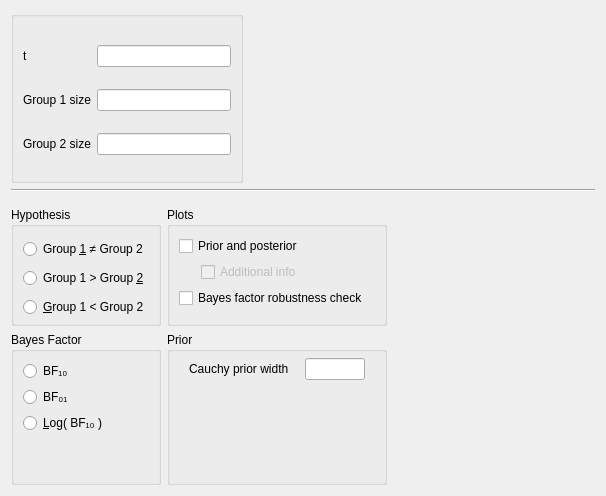
First picture: the form in JASP-Desktop/analysisforms/SummaryStatistics/summarystatsttestbayesianindependentsamplesform.ui, repository jasp-stats/jasp-desktop, before the edit.
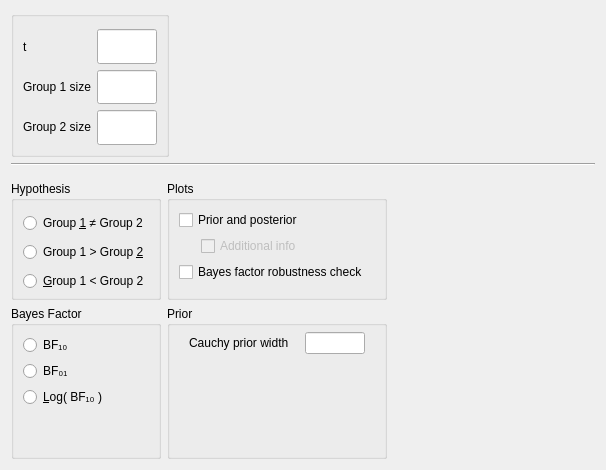
Second picture: the form after the edit. Custom widgets are drawn as their Qt base class.

Commit message: sumstats-ttest- input box width reduced

```diff
--- a/JASP-Desktop/analysisforms/SummaryStatistics/summarystatsttestbayesianindependentsamplesform.ui
+++ b/JASP-Desktop/analysisforms/SummaryStatistics/summarystatsttestbayesianindependentsamplesform.ui
@@ -7,7 +7,7 @@
     <x>0</x>
     <y>0</y>
     <width>606</width>
-    <height>496</height>
+    <height>470</height>
    </rect>
   </property>
   <property name="sizePolicy">
@@ -356,36 +356,93 @@
       <property name="topMargin">
        <number>12</number>
       </property>
-      <item row="1" column="1">
-       <widget class="BoundTextBox" name="n1Size"/>
-      </item>
       <item row="2" column="0">
-       <widget class="QLabel" name="label_4">
-        <property name="text">
-         <string>&lt;html&gt;&lt;head/&gt;&lt;body&gt;&lt;p&gt;Group 2 size&lt;/p&gt;&lt;/body&gt;&lt;/html&gt;</string>
-        </property>
-       </widget>
-      </item>
-      <item row="1" column="0">
        <widget class="QLabel" name="label_3">
         <property name="text">
          <string>&lt;html&gt;&lt;head/&gt;&lt;body&gt;&lt;p&gt;Group 1 size&lt;/p&gt;&lt;/body&gt;&lt;/html&gt;</string>
         </property>
        </widget>
       </item>
-      <item row="0" column="1">
-       <widget class="BoundTextBox" name="tStatistic"/>
+      <item row="3" column="0">
+       <widget class="QLabel" name="label_4">
+        <property name="text">
+         <string>&lt;html&gt;&lt;head/&gt;&lt;body&gt;&lt;p&gt;Group 2 size&lt;/p&gt;&lt;/body&gt;&lt;/html&gt;</string>
+        </property>
+       </widget>
       </item>
-      <item row="2" column="1">
-       <widget class="BoundTextBox" name="n2Size"/>
-      </item>
-      <item row="0" column="0">
+      <item row="1" column="0">
        <widget class="QLabel" name="label_2">
         <property name="text">
          <string>t</string>
         </property>
        </widget>
       </item>
+      <item row="1" column="1">
+       <widget class="BoundTextBox" name="tStatistic">
+        <property name="sizePolicy">
+         <sizepolicy hsizetype="Fixed" vsizetype="Preferred">
+          <horstretch>0</horstretch>
+          <verstretch>0</verstretch>
+         </sizepolicy>
+        </property>
+        <property name="minimumSize">
+         <size>
+          <width>60</width>
+          <height>0</height>
+         </size>
+        </property>
+        <property name="maximumSize">
+         <size>
+          <width>60</width>
+          <height>16777215</height>
+         </size>
+        </property>
+       </widget>
+      </item>
+      <item row="2" column="1">
+       <widget class="BoundTextBox" name="n1Size">
+        <property name="sizePolicy">
+         <sizepolicy hsizetype="Fixed" vsizetype="Preferred">
+          <horstretch>0</horstretch>
+          <verstretch>0</verstretch>
+         </sizepolicy>
+        </property>
+        <property name="minimumSize">
+         <size>
+          <width>60</width>
+          <height>0</height>
+         </size>
+        </property>
+        <property name="maximumSize">
+         <size>
+          <width>60</width>
+          <height>16777215</height>
+         </size>
+        </property>
+       </widget>
+      </item>
+      <item row="3" column="1">
+       <widget class="BoundTextBox" name="n2Size">
+        <property name="sizePolicy">
+         <sizepolicy hsizetype="Fixed" vsizetype="Preferred">
+          <horstretch>0</horstretch>
+          <verstretch>0</verstretch>
+         </sizepolicy>
+        </property>
+        <property name="minimumSize">
+         <size>
+          <width>60</width>
+          <height>0</height>
+         </size>
+        </property>
+        <property name="maximumSize">
+         <size>
+          <width>60</width>
+          <height>16777215</height>
+         </size>
+        </property>
+       </widget>
+      </item>
      </layout>
     </widget>
    </item>
```
Left out of the diff: 266 changed lines with no effect on the pictures. The commit also changes 2 other files.
